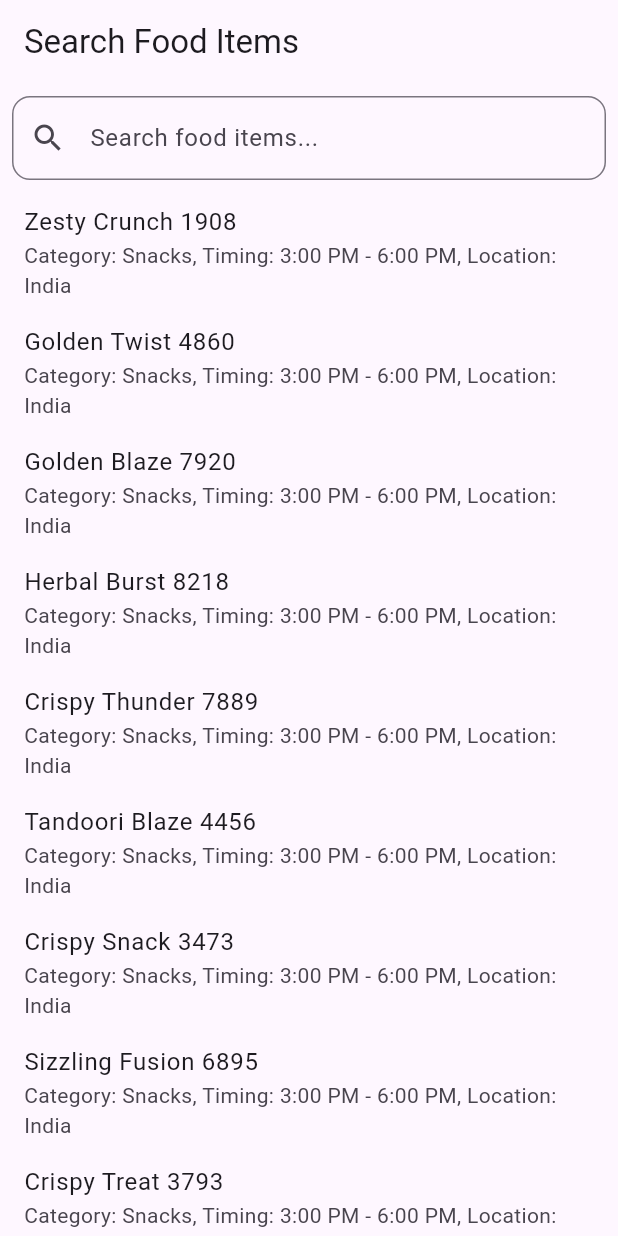
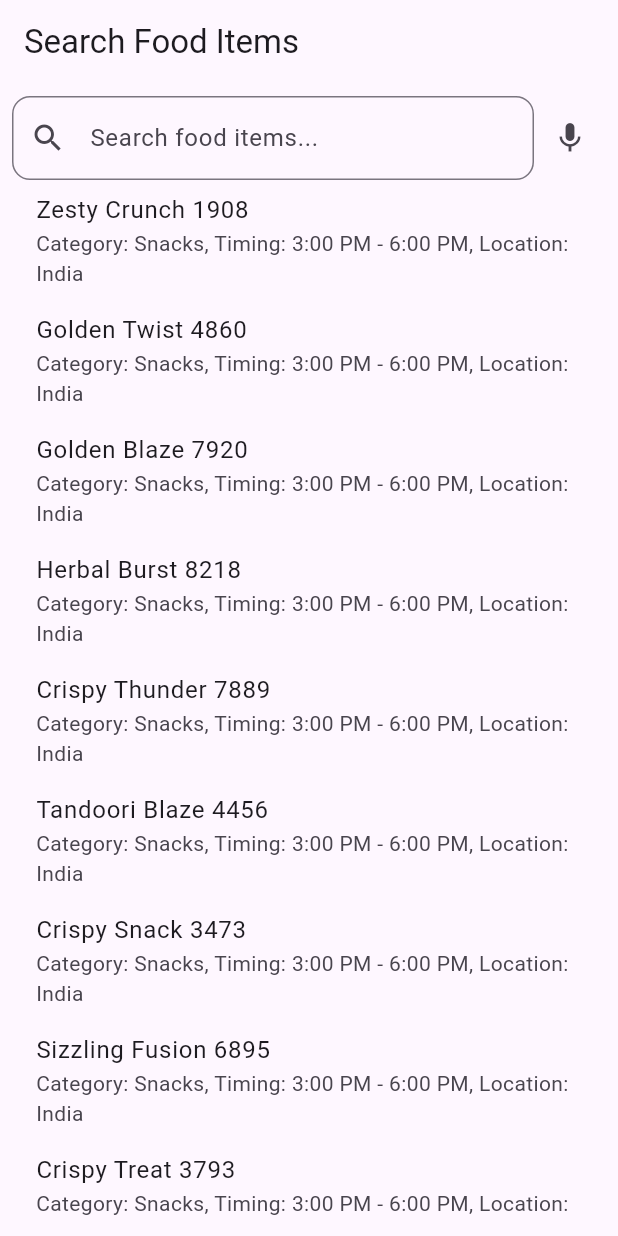
Before and after one commit to sarguru1981/AI_Flutter_Integration, a Flutter app: the screen it shows after launch, on a phone screen of 412 x 824 dp. Run offline on Flutter 3.47's test engine with Material 3 defaults, Android fonts, the phone set to English and light mode, and no system bars; our stand-ins replace csv.

Commit message:
Implemented the mic icon include in the code

```diff
--- a/ai_flutter_search_functionality/lib/food_list_page.dart
+++ b/ai_flutter_search_functionality/lib/food_list_page.dart
@@ -112,10 +112,13 @@ class _FoodListPageState extends State<FoodListPage> {
       appBar: AppBar(
         title: const Text("Search Food Items"),
       ),
-      body: Column(
+      body: Padding(
+        padding: const EdgeInsets.all(8.0),
+        child: Column(
           children: [
-          Padding(
-            padding: const EdgeInsets.all(8.0),
+            Row(
+              children: [
+                Expanded(
                   child: TextField(
                     controller: _controller,
                     decoration: InputDecoration(
@@ -124,21 +127,30 @@ class _FoodListPageState extends State<FoodListPage> {
                         borderRadius: BorderRadius.circular(12),
                       ),
                       prefixIcon: const Icon(Icons.search),
-                suffixIcon: _controller.text.isNotEmpty
+                      suffixIcon: _controller.text.isNotEmpty // Show clear button if text is present
                           ? IconButton(
-                  icon: Icon(Icons.clear),
+                        icon: const Icon(Icons.clear),
                         onPressed: () {
-                    _controller.clear();
+                          _controller.clear(); // Clear the text field
                           setState(() {
-                      filteredItems = List.from(_originalItems); // Reset to original list
-                      _suggestions = []; // Clear suggestions
+                            filteredItems = List.from(_originalItems); // Reset the filtered list
                           });
                         },
                       )
                           : null,
                     ),
-              onChanged: _onSearchChanged,
+                    onChanged: (query) { // Trigger search on text change
+                      _onSearchChanged(query);
+                    },
                   ),
+                ),
+                IconButton(
+                  icon: const Icon(Icons.mic),
+                  onPressed: () {
+                    // Add your voice-to-text functionality here
+                  },
+                ),
+              ],
             ),
             Expanded(
               child: ListView.builder(
@@ -146,14 +158,16 @@ class _FoodListPageState extends State<FoodListPage> {
                 itemBuilder: (context, index) {
                   final item = filteredItems[index];
                   return ListTile(
-                  title: Text(item[0]), // Assuming the name is in the 1st column
-                  subtitle: Text('Category: ${item[1]}, Timing: ${item[2]}, Location: ${item[3]}'),
+                    title: Text(item[0]),
+                    subtitle: Text(
+                        'Category: ${item[1]}, Timing: ${item[2]}, Location: ${item[3]}'),
                   );
                 },
               ),
             ),
           ],
         ),
+      ),
     );
   }
 }
```
Lines whose indentation alone changed are shown as unchanged.
